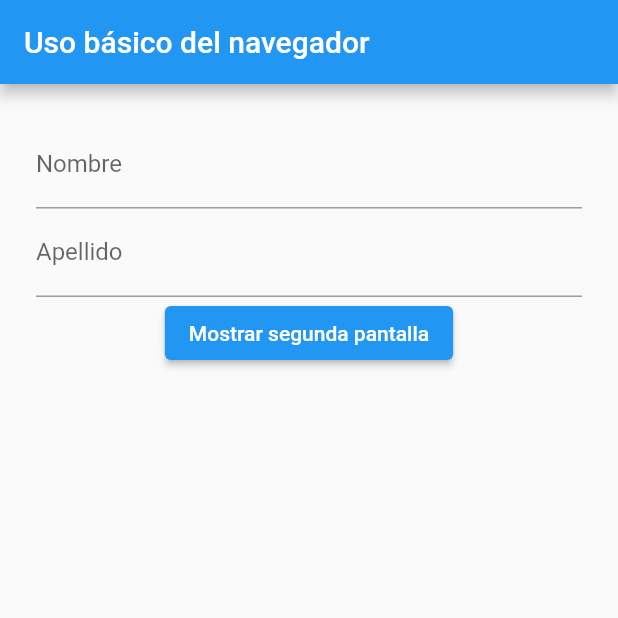
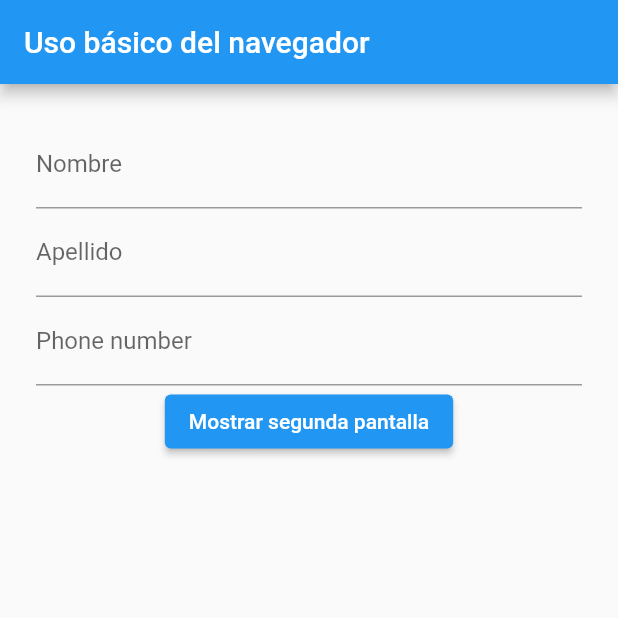
Before and after one commit to AntonioAlvarado21/Flutter-fundamentals, a Flutter app: the screen it shows after launch, on a phone screen of 412 x 824 dp, the top half of it. Run offline on Flutter 3.47's test engine with Material 2 defaults, Android fonts, the light colour scheme and no system bars.

Commit message:
Cambiar tipo de entrada de teclado

```diff
--- a/lib/pages/my_home_page.dart
+++ b/lib/pages/my_home_page.dart
@@ -55,6 +55,10 @@ class _MyHomePageState extends State<MyHomePage> {
                       }
                     },
                   ),
+                  TextFormField(
+                    decoration: const InputDecoration(labelText: "Phone number"),
+                    keyboardType: TextInputType.phone,
+                  ),
                   ElevatedButton(
                       onPressed: () {
                         _showSecondPage(context);
```
